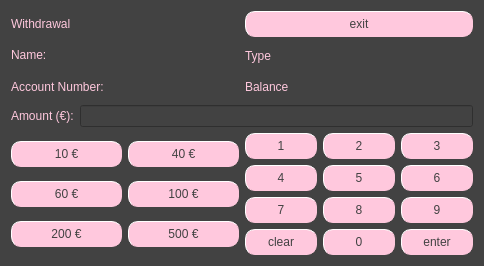
This is bankautomat/withdrawwindow.ui in bank-2022/group11 as Qt 5 draws it before an edit. The edited form follows.
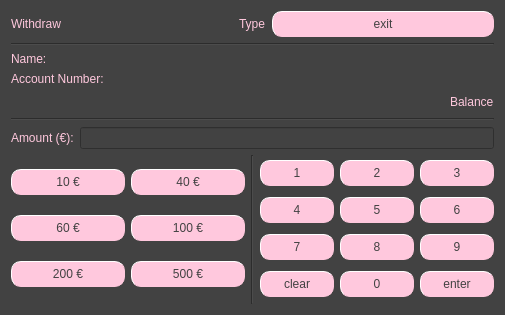
This is the edited form.

```diff
--- a/bankautomat/withdrawwindow.ui
+++ b/bankautomat/withdrawwindow.ui
@@ -6,8 +6,8 @@
    <rect>
     <x>0</x>
     <y>0</y>
-    <width>484</width>
-    <height>266</height>
+    <width>505</width>
+    <height>315</height>
    </rect>
   </property>
   <property name="windowTitle">
@@ -16,55 +16,48 @@
   <property name="styleSheet">
    <string notr="true">background-color:rgb(66, 66, 66);</string>
   </property>
-  <layout class="QVBoxLayout" name="verticalLayout_5">
+  <layout class="QVBoxLayout" name="verticalLayout_6">
    <item>
-    <layout class="QGridLayout" name="gridLayout_3">
-     <item row="0" column="0">
+    <layout class="QVBoxLayout" name="verticalLayout_5">
+     <item>
       <layout class="QVBoxLayout" name="verticalLayout_3">
        <item>
-        <widget class="QLabel" name="headerLabel">
-         <property name="styleSheet">
-          <string notr="true">color: rgb(255, 200, 221);
+        <layout class="QHBoxLayout" name="horizontalLayout_4">
+         <item>
+          <widget class="QLabel" name="headerLabel">
+           <property name="styleSheet">
+            <string notr="true">color: rgb(255, 200, 221);
+font: 63 12pt &quot;Lato Semibold&quot;;</string>
+           </property>
+           <property name="text">
+            <string>Withdraw</string>
+           </property>
+          </widget>
+         </item>
+         <item>
+          <widget class="QLabel" name="typeLabel">
+           <property name="sizePolicy">
+            <sizepolicy hsizetype="Fixed" vsizetype="Fixed">
+             <horstretch>0</horstretch>
+             <verstretch>0</verstretch>
+            </sizepolicy>
+           </property>
+           <property name="styleSheet">
+            <string notr="true">color: rgb(255, 200, 221);
 font: 63 10pt &quot;Lato Semibold&quot;;</string>
-         </property>
-         <property name="text">
-          <string>Withdrawal</string>
-         </property>
-        </widget>
-       </item>
-       <item>
-        <widget class="QLabel" name="nameLabel">
-         <property name="styleSheet">
-          <string notr="true">color: rgb(255, 200, 221);
-font: 63 10pt &quot;Lato Semibold&quot;;</string>
-         </property>
-         <property name="text">
-          <string>Name:</string>
-         </property>
-        </widget>
-       </item>
-       <item>
-        <widget class="QLabel" name="accountNumberLabel">
-         <property name="styleSheet">
-          <string notr="true">color: rgb(255, 200, 221);
-font: 63 10pt &quot;Lato Semibold&quot;;</string>
-         </property>
-         <property name="text">
-          <string>Account Number:</string>
-         </property>
-        </widget>
-       </item>
-      </layout>
-     </item>
-     <item row="0" column="1">
-      <layout class="QVBoxLayout" name="verticalLayout_2">
-       <item>
-        <widget class="QPushButton" name="exitButton">
-         <property name="cursor">
-          <cursorShape>PointingHandCursor</cursorShape>
-         </property>
-         <property name="styleSheet">
-          <string notr="true">font: 63 9pt &quot;Lato Semibold&quot;;
+           </property>
+           <property name="text">
+            <string>Type</string>
+           </property>
+          </widget>
+         </item>
+         <item>
+          <widget class="QPushButton" name="exitButton">
+           <property name="cursor">
+            <cursorShape>PointingHandCursor</cursorShape>
+           </property>
+           <property name="styleSheet">
+            <string notr="true">font: 63 9pt &quot;Lato Semibold&quot;;
 color: rgb(66, 66, 66);
 background-color:rgb(255, 200, 221);
 border-style: outset;
@@ -73,22 +66,83 @@
 border-color:rgb(255, 200, 221);
 min-width: 1em;
 padding: 5px;</string>
+           </property>
+           <property name="text">
+            <string>exit</string>
+           </property>
+          </widget>
+         </item>
+        </layout>
+       </item>
+       <item>
+        <widget class="Line" name="line">
+         <property name="orientation">
+          <enum>Qt::Horizontal</enum>
          </property>
-         <property name="text">
-          <string>exit</string>
-         </property>
         </widget>
        </item>
+      </layout>
+     </item>
+     <item>
+      <layout class="QHBoxLayout" name="horizontalLayout_5">
        <item>
-        <widget class="QLabel" name="typeLabel">
-         <property name="styleSheet">
-          <string notr="true">color: rgb(255, 200, 221);
+        <layout class="QVBoxLayout" name="verticalLayout_4">
+         <item>
+          <widget class="QLabel" name="nameLabel">
+           <property name="styleSheet">
+            <string notr="true">color: rgb(255, 200, 221);
 font: 63 10pt &quot;Lato Semibold&quot;;</string>
+           </property>
+           <property name="text">
+            <string>Name:</string>
+           </property>
+          </widget>
+         </item>
+         <item>
+          <widget class="QLabel" name="accountNumberLabel">
+           <property name="styleSheet">
+            <string notr="true">color: rgb(255, 200, 221);
+font: 63 10pt &quot;Lato Semibold&quot;;</string>
+           </property>
+           <property name="text">
+            <string>Account Number:</string>
+           </property>
+          </widget>
+         </item>
+        </layout>
+       </item>
+       <item>
+        <spacer name="horizontalSpacer_2">
+         <property name="orientation">
+          <enum>Qt::Horizontal</enum>
          </property>
-         <property name="text">
-          <string>Type</string>
+         <property name="sizeHint" stdset="0">
+          <size>
+           <width>40</width>
+           <height>20</height>
+          </size>
          </property>
-        </widget>
+        </spacer>
+       </item>
+      </layout>
+     </item>
+     <item>
+      <layout class="QHBoxLayout" name="horizontalLayout_3">
+       <item>
+        <spacer name="horizontalSpacer">
+         <property name="orientation">
+          <enum>Qt::Horizontal</enum>
+         </property>
+         <property name="sizeType">
+          <enum>QSizePolicy::Expanding</enum>
+         </property>
+         <property name="sizeHint" stdset="0">
+          <size>
+           <width>63</width>
+           <height>20</height>
+          </size>
+         </property>
+        </spacer>
        </item>
        <item>
         <widget class="QLabel" name="balanceLabel">
@@ -103,8 +157,15 @@
        </item>
       </layout>
      </item>
-     <item row="1" column="0" colspan="2">
-      <layout class="QVBoxLayout" name="verticalLayout_4">
+     <item>
+      <widget class="Line" name="line_2">
+       <property name="orientation">
+        <enum>Qt::Horizontal</enum>
+       </property>
+      </widget>
+     </item>
+     <item>
+      <layout class="QVBoxLayout" name="verticalLayout_2">
        <item>
         <layout class="QHBoxLayout" name="horizontalLayout_2">
          <item>
@@ -262,6 +323,19 @@
              </item>
             </layout>
            </item>
+           <item>
+            <widget class="Line" name="line_4">
+             <property name="sizePolicy">
+              <sizepolicy hsizetype="Fixed" vsizetype="Expanding">
+               <horstretch>0</horstretch>
+               <verstretch>0</verstretch>
+              </sizepolicy>
+             </property>
+             <property name="orientation">
+              <enum>Qt::Vertical</enum>
+             </property>
+            </widget>
+           </item>
            <item>
             <layout class="QGridLayout" name="gridLayout">
              <item row="0" column="0">
```
Left out of the diff: 222 changed lines with no effect on the pictures.
